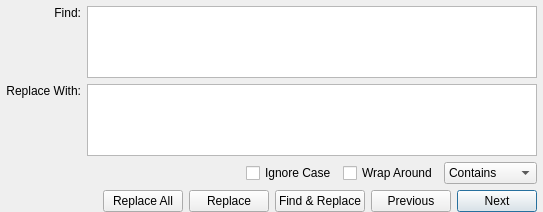
Before: the Qt Designer form finddialog.ui in obiwankennedy/cahootseditor, drawn with Qt 5.
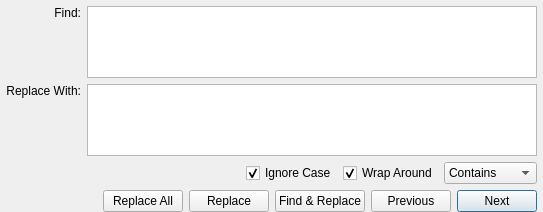
After: the same form once the commit is applied.

```diff
--- a/finddialog.ui
+++ b/finddialog.ui
@@ -100,6 +100,9 @@
        <property name="text">
         <string>Ignore Case</string>
        </property>
+       <property name="checked">
+        <bool>true</bool>
+       </property>
       </widget>
      </item>
      <item>
@@ -107,6 +110,9 @@
        <property name="text">
         <string>Wrap Around</string>
        </property>
+       <property name="checked">
+        <bool>true</bool>
+       </property>
       </widget>
      </item>
      <item>
```
